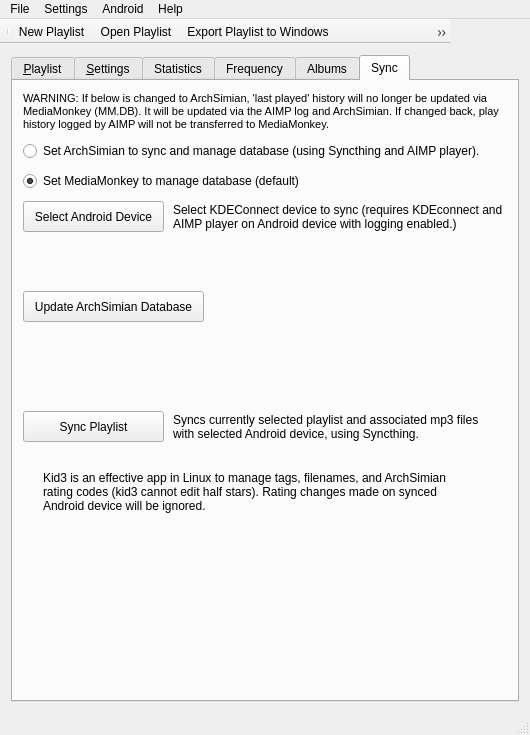
Above: src/archsimian.ui from Harpo3/archsimian before the change. Below: the same form after it.
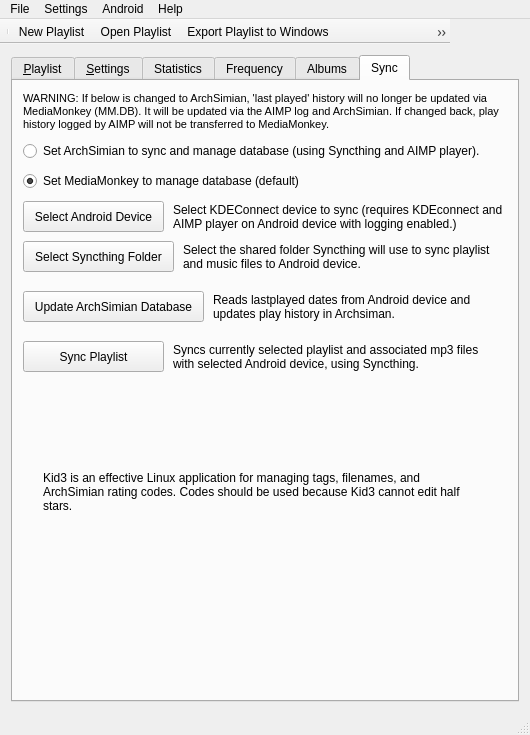
That is the form after the change. Icons and pictures are not drawn.

Patch:
```diff
--- a/src/archsimian.ui
+++ b/src/archsimian.ui
@@ -2371,7 +2371,7 @@
         <property name="geometry">
          <rect>
           <x>160</x>
-          <y>320</y>
+          <y>250</y>
           <width>311</width>
           <height>51</height>
          </rect>
@@ -2387,7 +2387,7 @@
         <property name="geometry">
          <rect>
           <x>10</x>
-          <y>330</y>
+          <y>260</y>
           <width>141</width>
           <height>31</height>
          </rect>
@@ -2406,7 +2406,7 @@
          </rect>
         </property>
         <property name="text">
-         <string>Kid3 is an effective app in Linux to manage tags, filenames, and ArchSimian rating codes (kid3 cannot edit half stars). Rating changes made on synced Android device will be ignored.</string>
+         <string>Kid3 is an effective Linux application for managing tags, filenames, and ArchSimian rating codes. Codes should be used because Kid3 cannot edit half stars.</string>
         </property>
         <property name="wordWrap">
          <bool>true</bool>
@@ -2466,6 +2466,51 @@
          <bool>true</bool>
         </property>
        </widget>
+       <widget class="QPushButton" name="syncthingButton">
+        <property name="geometry">
+         <rect>
+          <x>10</x>
+          <y>160</y>
+          <width>151</width>
+          <height>31</height>
+         </rect>
+        </property>
+        <property name="text">
+         <string>Select Syncthing Folder</string>
+        </property>
+       </widget>
+       <widget class="QLabel" name="syncthinglabel">
+        <property name="geometry">
+         <rect>
+          <x>170</x>
+          <y>160</y>
+          <width>321</width>
+          <height>31</height>
+         </rect>
+        </property>
+        <property name="text">
+         <string>Select the shared folder Syncthing will use to sync playlist and music files to Android device.</string>
+        </property>
+        <property name="wordWrap">
+         <bool>true</bool>
+        </property>
+       </widget>
+       <widget class="QLabel" name="label_17">
+        <property name="geometry">
+         <rect>
+          <x>200</x>
+          <y>210</y>
+          <width>291</width>
+          <height>31</height>
+         </rect>
+        </property>
+        <property name="text">
+         <string>Reads lastplayed dates from Android device and updates play history in Archsiman.</string>
+        </property>
+        <property name="wordWrap">
+         <bool>true</bool>
+        </property>
+       </widget>
       </widget>
      </widget>
     </item>
```
Left out of the diff: 6 changed lines with no effect on the pictures.
